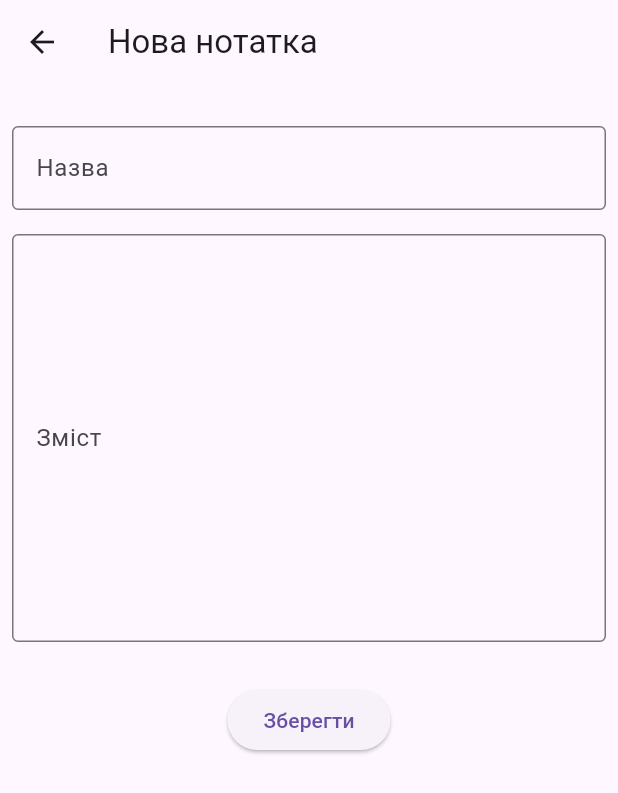
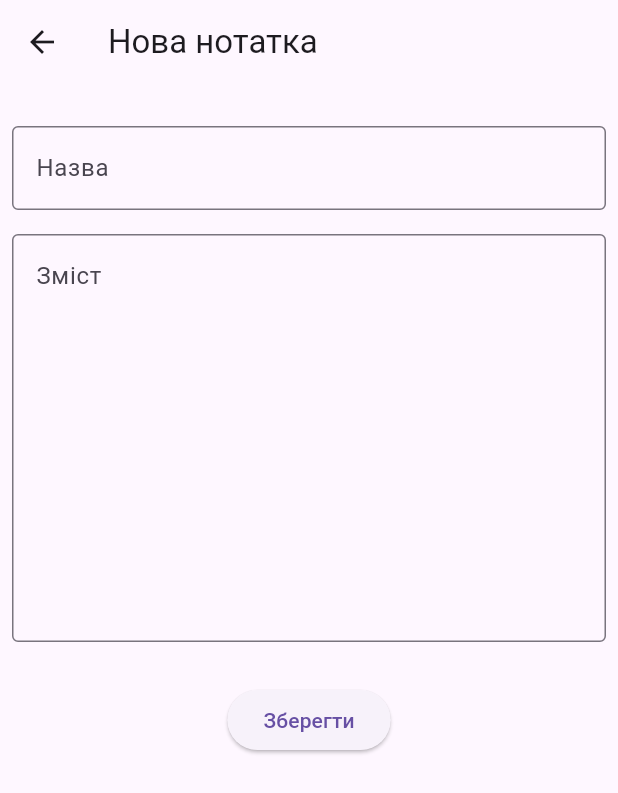
Before and after one commit to hikionori/notee, a Flutter app: the AddNotePage screen opened by its route, on a phone screen of 412 x 824 dp. Shown: the top 793 px of the screen. Run offline on Flutter 3.47's test engine with Material 3 defaults, Android fonts, the phone set to English and light mode, and no system bars; our stand-ins replace bloc, equatable, flutter_bloc, hive_flutter; accounts and stored records are empty.

Commit message:
Update text fields labels and add borders

```diff
--- a/lib/pages/add_note_page.dart
+++ b/lib/pages/add_note_page.dart
@@ -35,11 +35,12 @@ class _AddNotePageState extends State<AddNotePage> {
         ),
         Padding(
           padding: const EdgeInsets.all(8.0),
-          child: TextField(
+          child: TextFormField(
             controller: contentController,
             decoration: const InputDecoration(
               border: OutlineInputBorder(),
               labelText: "Зміст",
+              alignLabelWithHint: true,
             ),
             maxLines: 10,
           ),
```
Also changed, not shown: lib/pages/view_edit_note_page.dart (+6 -3 lines).
